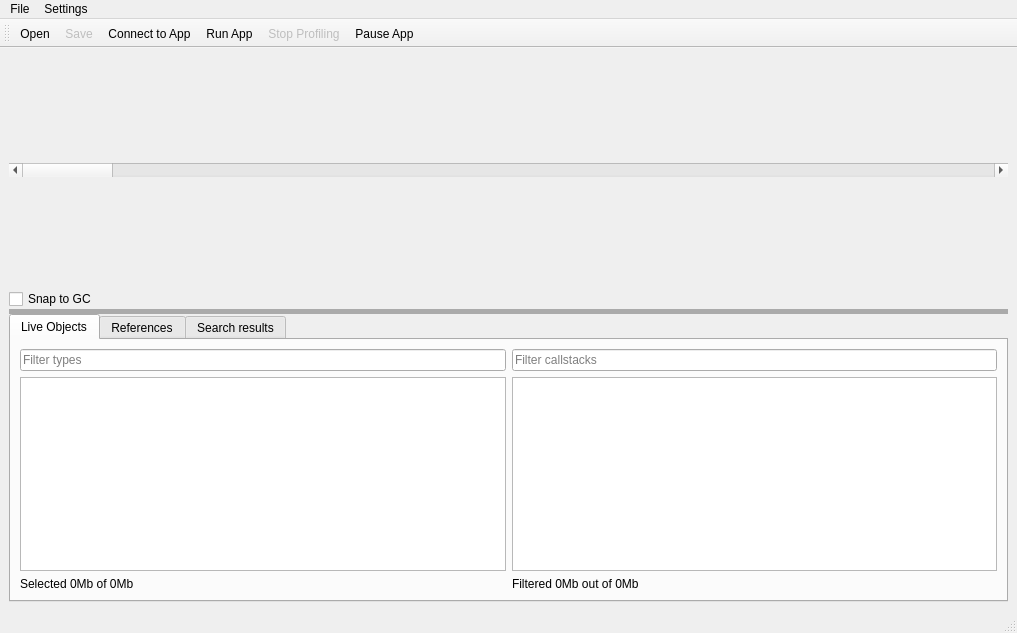
Above: ui/src/mainwindow.ui from OwlcatGames/OwlcatMonoProfiler before the change. Below: the same form after it.
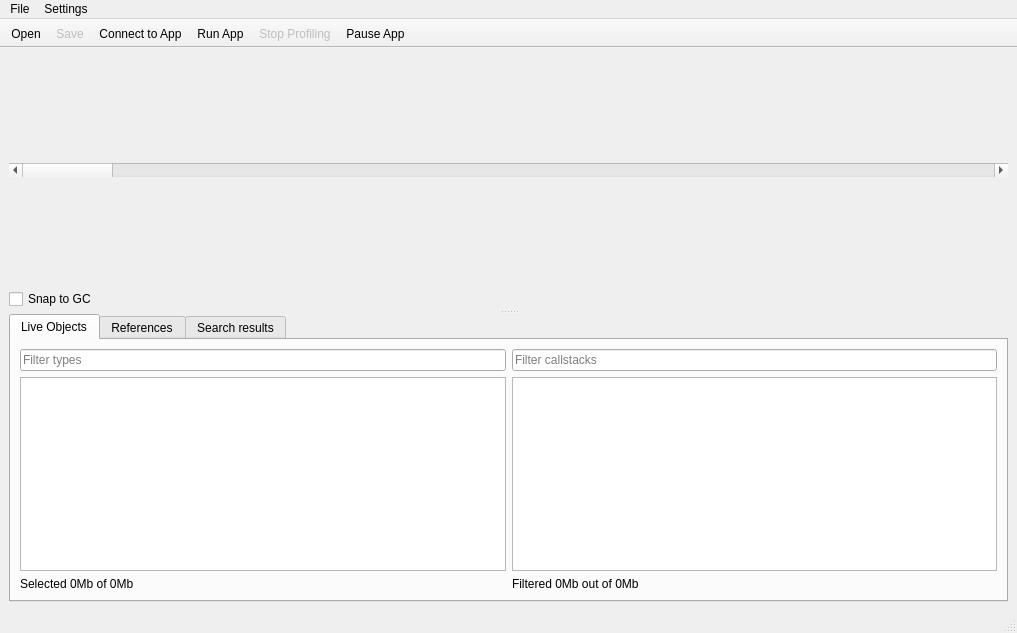
That is the form after the change. Custom widgets are drawn as their Qt base class.

Commit message: UI Facelift phase 1: better colors, buttons, themes support

What changed in the file:
```diff
--- a/ui/src/mainwindow.ui
+++ b/ui/src/mainwindow.ui
@@ -20,11 +20,6 @@
       <property name="autoFillBackground">
        <bool>false</bool>
       </property>
-      <property name="styleSheet">
-       <string notr="true">QSplitter::handle {
-    background-color: #AAAAAA;
-}</string>
-      </property>
       <property name="frameShape">
        <enum>QFrame::NoFrame</enum>
       </property>
@@ -434,6 +429,21 @@
    <property name="windowTitle">
     <string>toolBar</string>
    </property>
+   <property name="movable">
+    <bool>false</bool>
+   </property>
+   <property name="floatable">
+    <bool>false</bool>
+   </property>
+   <property name="iconSize">
+    <size>
+     <width>16</width>
+     <height>16</height>
+    </size>
+   </property>
+   <property name="toolButtonStyle">
+    <enum>Qt::ToolButtonTextBesideIcon</enum>
+   </property>
    <attribute name="toolBarArea">
     <enum>TopToolBarArea</enum>
    </attribute>
```
Left out of the diff: 86 changed lines with no effect on the pictures. The commit also changes 15 other files.
